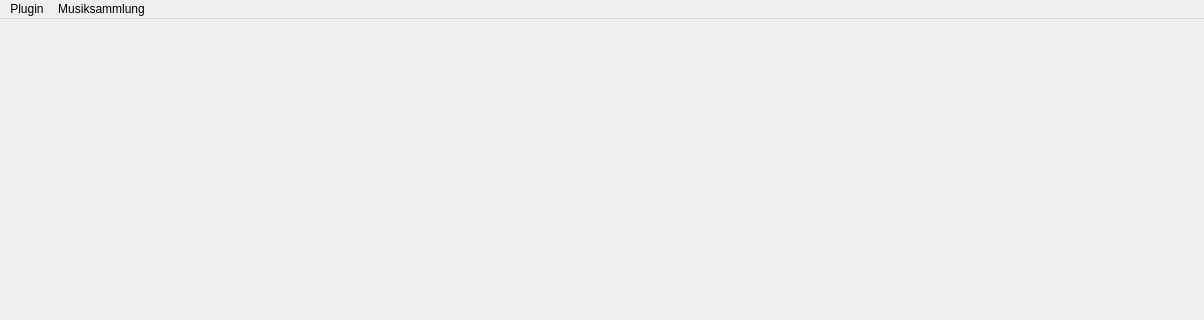
Above: src/Plugins/MainWindow/mainwindow.ui from safri-framework/safri-player before the change; both pictures show x 0 to 1204 and y 0 to 320 of the 1204 by 600 pixel window. Below: the same form after it.
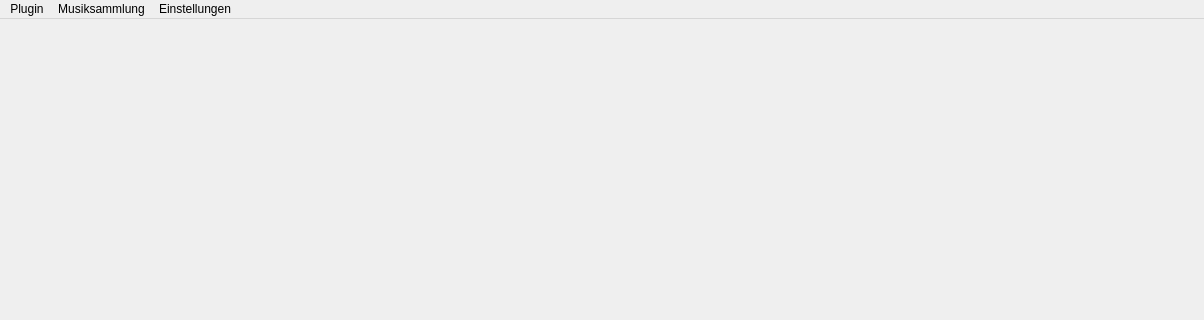
That is the form after the change.

The edit to the form file:
```diff
--- a/src/Plugins/MainWindow/mainwindow.ui
+++ b/src/Plugins/MainWindow/mainwindow.ui
@@ -357,8 +357,15 @@
     <addaction name="actionAdd_folder"/>
     <addaction name="actionSave"/>
    </widget>
+   <widget class="QMenu" name="menuEinstellungen">
+    <property name="title">
+     <string>Einstellungen</string>
+    </property>
+    <addaction name="actionSettings"/>
+   </widget>
    <addaction name="menuPlugin"/>
    <addaction name="menuHinzuf_gen"/>
+   <addaction name="menuEinstellungen"/>
   </widget>
   <action name="actionPlugins_show">
    <property name="text">
```
Left out of the diff: 5 changed lines with no effect on the pictures.
